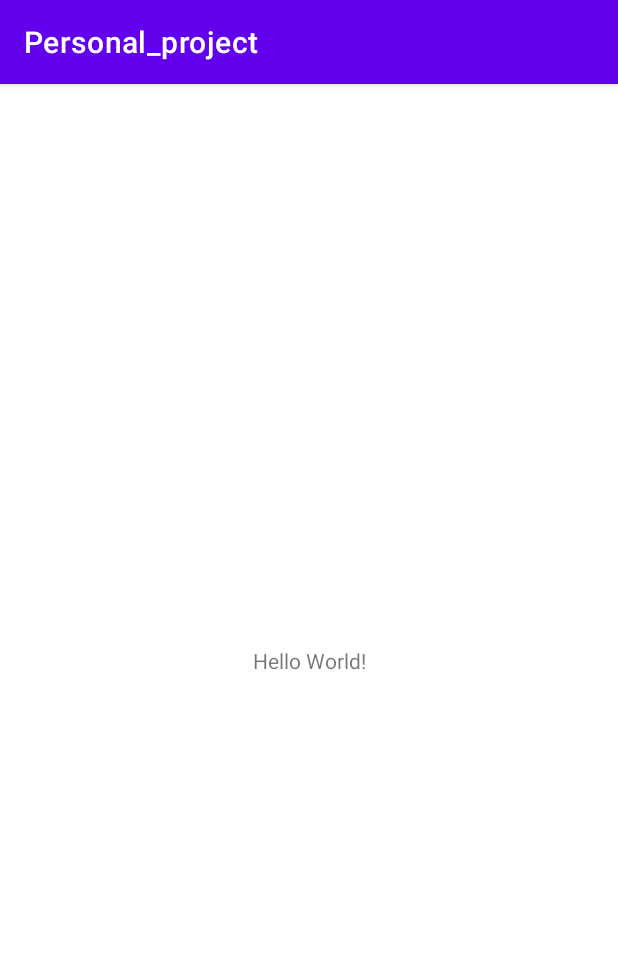
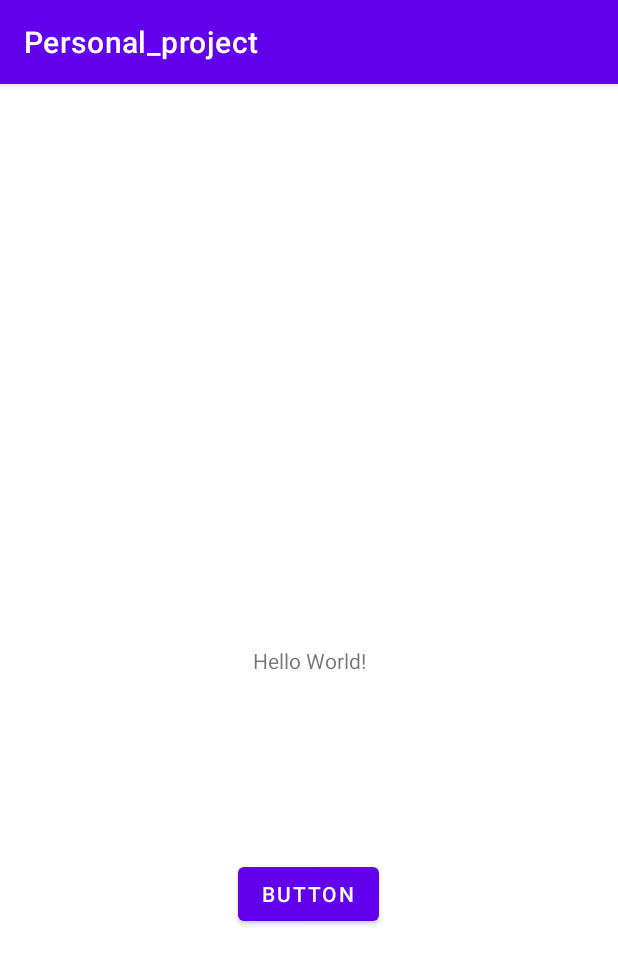
Before and after one commit to igh2932/Personal_project, an Android app: the screen it shows after launch (MainActivity), on a phone screen of 412 x 824 dp. Shown: the top 964 px of the screen. Run offline under Robolectric (Android 15) with nearby library versions, the phone set to English and light mode, and no system bars.

Commit message:
프로젝트
수정

```diff
--- a/Project/app/src/main/AndroidManifest.xml
+++ b/Project/app/src/main/AndroidManifest.xml
@@ -13,6 +13,7 @@
         android:supportsRtl="true"
         android:theme="@style/Theme.Personal_project"
         tools:targetApi="31">
+
         <activity
             android:name=".MainActivity"
             android:exported="true">
@@ -22,6 +23,7 @@
                 <category android:name="android.intent.category.LAUNCHER" />
             </intent-filter>
         </activity>
+
     </application>
 
 </manifest>
--- a/Project/app/src/main/java/com/example/personal_project/MainActivity.kt
+++ b/Project/app/src/main/java/com/example/personal_project/MainActivity.kt
@@ -3,9 +3,15 @@ package com.example.personal_project
 import androidx.appcompat.app.AppCompatActivity
 import android.os.Bundle
 
+
 class MainActivity : AppCompatActivity() {
+
     override fun onCreate(savedInstanceState: Bundle?) {
         super.onCreate(savedInstanceState)
         setContentView(R.layout.activity_main)
+
     }
+
+
+
 }
--- a/Project/app/src/main/res/layout/activity_main.xml
+++ b/Project/app/src/main/res/layout/activity_main.xml
@@ -15,4 +15,15 @@
         app:layout_constraintStart_toStartOf="parent"
         app:layout_constraintTop_toTopOf="parent" />
 
+    <Button
+        android:id="@+id/button"
+        android:layout_width="wrap_content"
+        android:layout_height="wrap_content"
+        android:layout_marginBottom="204dp"
+        android:text="Button"
+        app:layout_constraintBottom_toBottomOf="parent"
+        app:layout_constraintEnd_toEndOf="parent"
+        app:layout_constraintHorizontal_bias="0.498"
+        app:layout_constraintStart_toStartOf="parent" />
+
 </androidx.constraintlayout.widget.ConstraintLayout>
```
